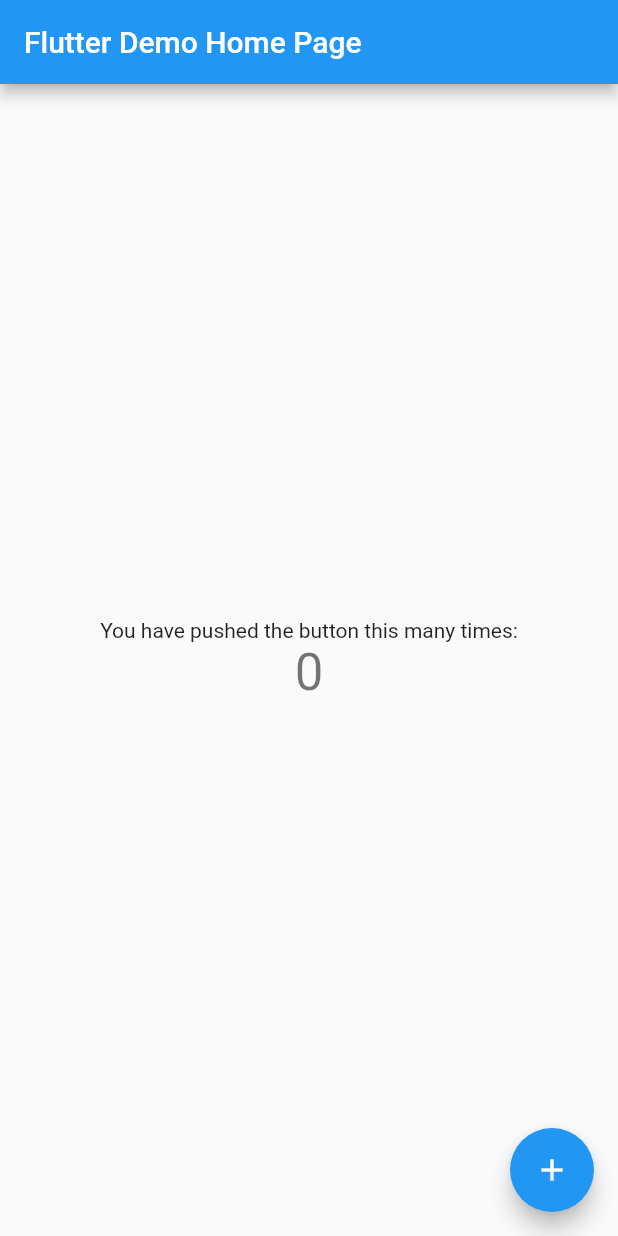
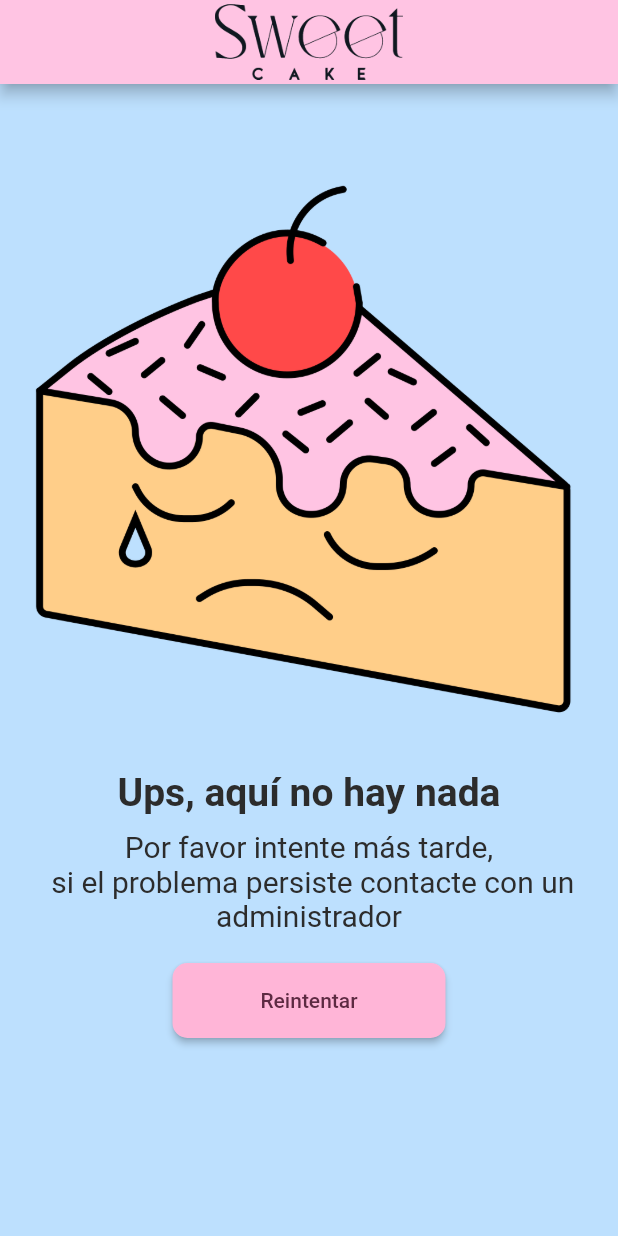
Before and after one commit to JavierVidalM/wholecake, a Flutter app: the screen it shows after launch, on a phone screen of 412 x 824 dp. Run offline on Flutter 3.47's test engine with Material 2 defaults, Android fonts, the phone set to English and light mode, and no system bars.

Commit message:
Agregada la pagina de error

```diff
--- /dev/null
+++ b/lib/error.dart
@@ -0,0 +1,68 @@
+import 'package:flutter/material.dart';
+
+class ErrorPage extends StatelessWidget {
+  const ErrorPage({Key? key}) : super(key: key);
+
+  @override
+  Widget build(BuildContext context) {
+    return Scaffold(
+      backgroundColor: const Color(0xFFBDE0FE),
+      appBar: AppBar(
+        backgroundColor: const Color(0xFFFFC4E3),
+        title: Container(
+          alignment: Alignment.center,
+          child: Image.asset('assets/images/logo_SW.png'),
+          height: kToolbarHeight * 0.9,
+        ),
+      ),
+      body: Column(
+        mainAxisAlignment: MainAxisAlignment.start,
+        crossAxisAlignment: CrossAxisAlignment.center,
+        children: [
+          const SizedBox(height: 25),
+          Image.asset(
+            'assets/images/error_SW.png',
+            errorBuilder: (BuildContext context, Object exception,
+                StackTrace? stackTrace) {
+              print('Error al cargar la imagen: $exception');
+              return const Text('Error al cargar la imagen');
+            },
+          ),
+          const SizedBox(height: 20),
+          const Text(
+            'Ups, aquí no hay nada',
+            style: TextStyle(
+                fontSize: 26,
+                fontWeight: FontWeight.bold,
+                color: Color(0xFF2C2C2C)),
+          ),
+          const SizedBox(height: 10),
+          const Text(
+            'Por favor intente más tarde,\n si el problema persiste contacte con un administrador',
+            textAlign: TextAlign.center,
+            style: TextStyle(fontSize: 20, color: Color(0xFF2C2C2C)),
+          ),
+          const SizedBox(height: 20),
+          ElevatedButton(
+            onPressed: () {},
+            style: ElevatedButton.styleFrom(
+              primary: const Color(0xFFFFB5D7),
+              shape: RoundedRectangleBorder(
+                borderRadius: BorderRadius.circular(10),
+              ),
+            ),
+            child: Container(
+              width: 150,
+              height: 50,
+              alignment: Alignment.center,
+              child: const Text(
+                'Reintentar',
+                style: TextStyle(color: Color(0xFF5D2A42)),
+              ),
+            ),
+          ),
+        ],
+      ),
+    );
+  }
+}
--- a/lib/main.dart
+++ b/lib/main.dart
@@ -1,115 +1,24 @@
 import 'package:flutter/material.dart';
+import 'package:wholecake/error.dart';
 
 void main() {
-  runApp(const MyApp());
+  // ejecutemos nuestro widgets a traves de la función runApp() note que al insertar esta función
+  // esta sera importada de material, puede que por defecto le aparezca de cupertino, pero tratemos
+  // por ahora dejarala de material
+  runApp(const MyfirstWidget()); //quite el const y vea el warning
 }
 
-class MyApp extends StatelessWidget {
-  const MyApp({super.key});
-
-  // This widget is the root of your application.
+// crearemos nuestro primer widgets de la siguiente forma
+class MyfirstWidget extends StatelessWidget {
+  const MyfirstWidget({Key? key})
+      : super(key: key); //constructor constante, quitelo y vea el warning
   @override
   Widget build(BuildContext context) {
-    return MaterialApp(
-      title: 'Flutter Demo',
-      theme: ThemeData(
-        // This is the theme of your application.
-        //
-        // Try running your application with "flutter run". You'll see the
-        // application has a blue toolbar. Then, without quitting the app, try
-        // changing the primarySwatch below to Colors.green and then invoke
-        // "hot reload" (press "r" in the console where you ran "flutter run",
-        // or simply save your changes to "hot reload" in a Flutter IDE).
-        // Notice that the counter didn't reset back to zero; the application
-        // is not restarted.
-        primarySwatch: Colors.blue,
-      ),
-      home: const MyHomePage(title: 'Flutter Demo Home Page'),
-    );
+    //necesitamos retornar algo, esto debe ser un widgets, por ahora retornaremos Material.
+    return const MaterialApp(
+        //quite const y vea los warning que aparecerán
+        debugShowCheckedModeBanner:
+            false, //nos permite sacar el mensaje debug quitelo y vea que sucede
+        home: ErrorPage());
   }
 }
-
-class MyHomePage extends StatefulWidget {
-  const MyHomePage({super.key, required this.title});
-
-  // This widget is the home page of your application. It is stateful, meaning
-  // that it has a State object (defined below) that contains fields that affect
-  // how it looks.
-
-  // This class is the configuration for the state. It holds the values (in this
-  // case the title) provided by the parent (in this case the App widget) and
-  // used by the build method of the State. Fields in a Widget subclass are
-  // always marked "final".
-
-  final String title;
-
-  @override
-  State<MyHomePage> createState() => _MyHomePageState();
-}
-
-class _MyHomePageState extends State<MyHomePage> {
-  int _counter = 0;
-
-  void _incrementCounter() {
-    setState(() {
-      // This call to setState tells the Flutter framework that something has
-      // changed in this State, which causes it to rerun the build method below
-      // so that the display can reflect the updated values. If we changed
-      // _counter without calling setState(), then the build method would not be
-      // called again, and so nothing would appear to happen.
-      _counter++;
-    });
-  }
-
-  @override
-  Widget build(BuildContext context) {
-    // This method is rerun every time setState is called, for instance as done
-    // by the _incrementCounter method above.
-    //
-    // The Flutter framework has been optimized to make rerunning build methods
-    // fast, so that you can just rebuild anything that needs updating rather
-    // than having to individually change instances of widgets.
-    return Scaffold(
-      appBar: AppBar(
-        // Here we take the value from the MyHomePage object that was created by
-        // the App.build method, and use it to set our appbar title.
-        title: Text(widget.title),
-      ),
-      body: Center(
-        // Center is a layout widget. It takes a single child and positions it
-        // in the middle of the parent.
-        child: Column(
-          // Column is also a layout widget. It takes a list of children and
-          // arranges them vertically. By default, it sizes itself to fit its
-          // children horizontally, and tries to be as tall as its parent.
-          //
-          // Invoke "debug painting" (press "p" in the console, choose the
-          // "Toggle Debug Paint" action from the Flutter Inspector in Android
-          // Studio, or the "Toggle Debug Paint" command in Visual Studio Code)
-          // to see the wireframe for each widget.
-          //
-          // Column has various properties to control how it sizes itself and
-          // how it positions its children. Here we use mainAxisAlignment to
-          // center the children vertically; the main axis here is the vertical
-          // axis because Columns are vertical (the cross axis would be
-          // horizontal).
-          mainAxisAlignment: MainAxisAlignment.center,
-          children: <Widget>[
-            const Text(
-              'You have pushed the button this many times:',
-            ),
-            Text(
-              '$_counter',
-              style: Theme.of(context).textTheme.headlineMedium,
-            ),
-          ],
-        ),
-      ),
-      floatingActionButton: FloatingActionButton(
-        onPressed: _incrementCounter,
-        tooltip: 'Increment',
-        child: const Icon(Icons.add),
-      ), // This trailing comma makes auto-formatting nicer for build methods.
-    );
-  }
-}
--- /dev/null
+++ b/lib/views/main/main_page.dart
@@ -0,0 +1 @@
+import
--- a/lib/views/views.dart
+++ b/lib/views/views.dart
@@ -1,7 +1,11 @@
+//Modulo Login
 export 'package:wholecake/views/login/login_main.dart';
 export 'package:wholecake/views/login/login_user.dart';
 export 'package:wholecake/views/login/login_signin.dart';
+
+//Modulo Inicio
 export 'package:wholecake/views/main/main_page.dart';
+
 export 'package:wholecake/views/Inventory.dart';
 export 'package:wholecake/views/Supplies.dart';
 export 'package:wholecake/views/ToExpire.dart';
--- a/pubspec.yaml
+++ b/pubspec.yaml
@@ -59,7 +59,9 @@
   uses-material-design: true
 
   # To add assets to your application, add an assets section, like this:
-  # assets:
+  assets:
+    - assets/images/error_SW.png
+    - assets/images/logo_SW.png
   #   - images/a_dot_burr.jpeg
   #   - images/a_dot_ham.jpeg
 
```
Also changed, not shown: assets/images/error_SW.png (added), assets/images/error_SW.svg (added), assets/images/logo_SW.png (added), lib/views/login/login_main.dart (added), lib/views/login/login_signin.dart (added), lib/views/login/login_user.dart (added).
